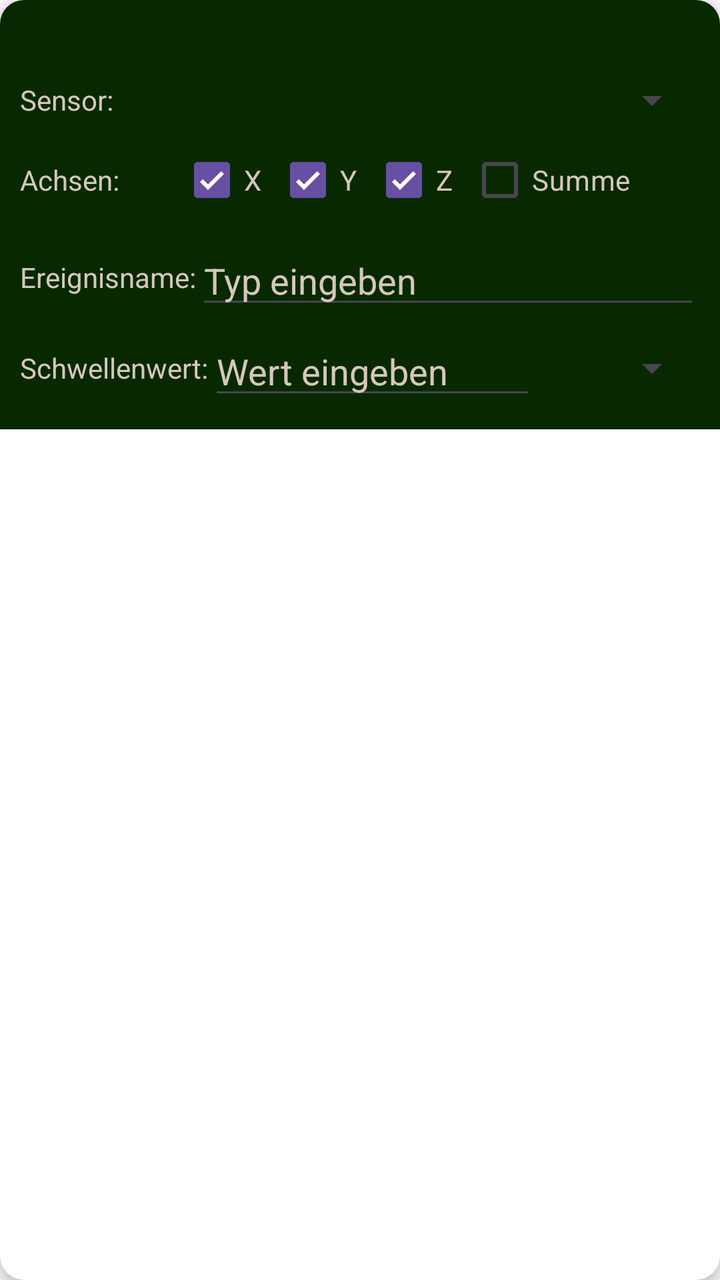
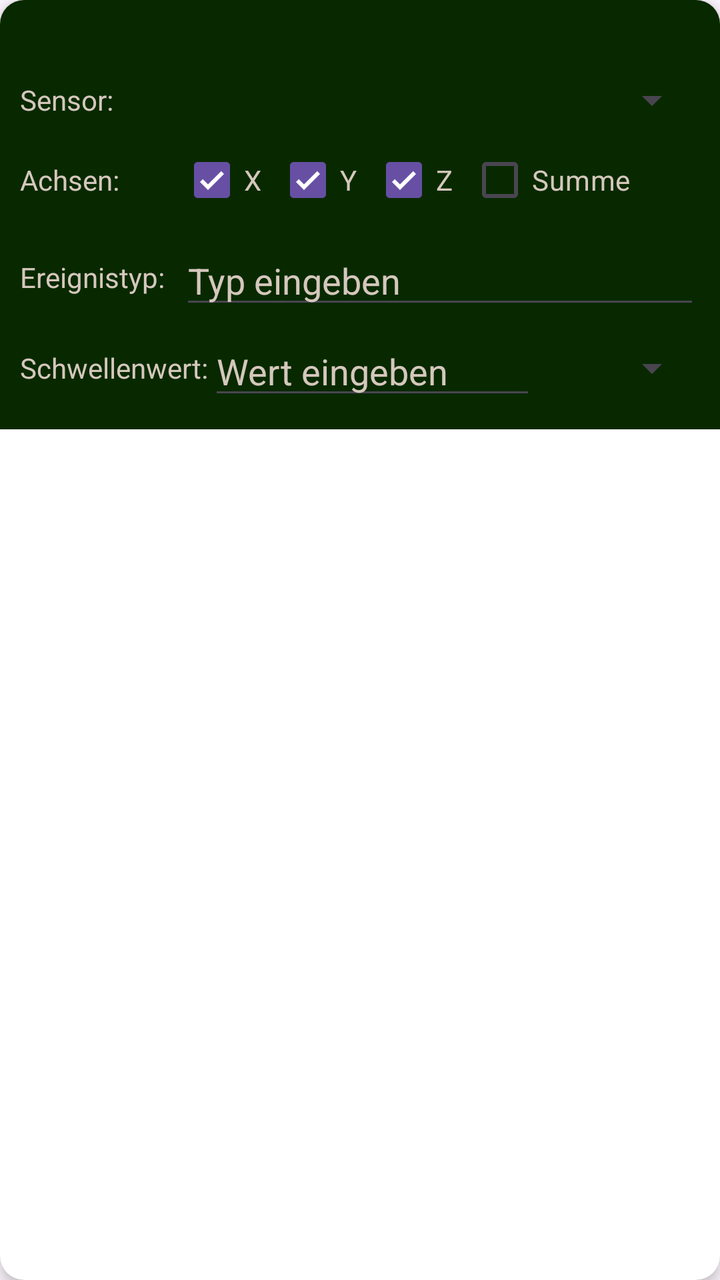

The first picture is an Android layout as it rendered before a commit; the second is the same layout after the commit. The layout source and the unified diff follow.
<!-- AndroidManifest.xml: application theme Theme.BiotSpeechIoT -->
<!-- res/layout/event_configuration_item.xml -->
<?xml version="1.0" encoding="utf-8"?>
<androidx.cardview.widget.CardView
    xmlns:android="http://schemas.android.com/apk/res/android"
    xmlns:app="http://schemas.android.com/apk/res-auto"
    android:layout_width="match_parent"
    android:layout_height="wrap_content"
    android:layout_margin="8dp"
    app:cardCornerRadius="12dp"
    app:cardElevation="4dp">

    <LinearLayout
        android:layout_width="match_parent"
        android:layout_height="wrap_content"
        android:orientation="vertical"
        android:padding="6dp"
        android:background="@color/header">

        <LinearLayout
            android:layout_width="match_parent"
            android:layout_height="wrap_content"
            android:orientation="horizontal"
            android:gravity="center_vertical">

            <ImageButton
                android:id="@+id/btn_delete_event"
                android:layout_width="32dp"
                android:layout_height="32dp"
                android:src="@drawable/round_close_24"
                android:layout_marginStart="350dp"
                android:contentDescription="Ereignis löschen"
                android:background="?attr/selectableItemBackgroundBorderless"
                app:tint="@color/button_red"
                android:scaleType="fitCenter" />
        </LinearLayout>

        <LinearLayout
            android:layout_width="match_parent"
            android:layout_height="wrap_content"
            android:orientation="horizontal"
            android:gravity="center_vertical"
            android:paddingStart="4dp"
            android:paddingEnd="4dp"
            android:paddingBottom="4dp">

            <TextView
                android:layout_width="wrap_content"
                android:layout_height="wrap_content"
                android:text="Sensor:"
                android:textColor="@color/text"
                android:minWidth="80dp"/>

            <Spinner
                android:id="@+id/spinner_sensor_type"
                android:layout_width="0dp"
                android:layout_height="wrap_content"
                android:layout_weight="1"
                android:textColor="@color/text"
                android:spinnerMode="dropdown" />
        </LinearLayout>

        <LinearLayout
            android:layout_width="match_parent"
            android:layout_height="match_parent"
            android:orientation="horizontal"
            android:gravity="center_vertical"
            android:paddingStart="4dp"
            android:paddingEnd="4dp"
            android:paddingBottom="4dp">

            <TextView
                android:layout_width="wrap_content"
                android:layout_height="wrap_content"
                android:text="Achsen:"
                android:textColor="@color/text"
                android:minWidth="80dp"/>

            <CheckBox
                android:layout_width="wrap_content"
                android:layout_height="wrap_content"
                android:text="X"
                android:textColor="@color/text"
                android:checked="true"
                android:id="@+id/MagxCheck"/>

            <CheckBox
                android:layout_width="wrap_content"
                android:layout_height="wrap_content"
                android:text="Y"
                android:textColor="@color/text"
                android:checked="true"
                android:id="@+id/MagyCheck"/>

            <CheckBox
                android:layout_width="wrap_content"
                android:layout_height="wrap_content"
                android:text="Z"
                android:textColor="@color/text"
                android:checked="true"
                android:id="@+id/MagzCheck"/>

            <CheckBox
                android:layout_width="wrap_content"
                android:layout_height="wrap_content"
                android:text="Summe"
                android:textColor="@color/text"
                android:checked="false"
                android:id="@+id/MagSumCheck"/>

        </LinearLayout>

        <LinearLayout
            android:layout_width="match_parent"
            android:layout_height="wrap_content"
            android:orientation="horizontal"
            android:gravity="center_vertical"
            android:paddingStart="4dp"
            android:paddingEnd="4dp"
            android:paddingBottom="4dp">

            <TextView
                android:layout_width="wrap_content"
                android:layout_height="wrap_content"
                android:text="Ereignisname:"
                android:textColor="@color/text"
                android:minWidth="80dp"/>

            <EditText
                android:id="@+id/spinner_event_type"
                android:layout_width="0dp"
                android:layout_height="wrap_content"
                android:layout_weight="1"
                android:hint="Typ eingeben"
                android:textColor="@color/text"
                android:textColorHint="@color/text"/>
        </LinearLayout>

        <LinearLayout
            android:layout_width="match_parent"
            android:layout_height="wrap_content"
            android:orientation="horizontal"
            android:gravity="center_vertical"
            android:paddingStart="4dp"
            android:paddingEnd="4dp"
            android:paddingBottom="4dp">

            <TextView
                android:layout_width="wrap_content"
                android:layout_height="wrap_content"
                android:text="Schwellenwert:"
                android:textColor="@color/text"
                android:minWidth="80dp"/>

            <EditText
                android:id="@+id/et_threshold_value"
                android:layout_width="0dp"
                android:layout_height="wrap_content"
                android:layout_weight="1"
                android:inputType="numberDecimal|numberSigned"
                android:hint="Wert eingeben"
                android:textColor="@color/text"
                android:textColorHint="@color/text"/>

            <Spinner
                android:id="@+id/spinner_direction"
                android:layout_width="0dp"
                android:layout_height="wrap_content"
                android:layout_weight="0.5"
                android:textColor="@color/text"
                android:spinnerMode="dropdown" />
        </LinearLayout>

    </LinearLayout>
</androidx.cardview.widget.CardView>
<!-- resources referenced by this layout -->
<resources>
  <color name="button_red">#ff0000</color>
  <color name="header">#082900</color>
  <color name="text">#D5C7BC</color>
  <!-- drawable round_close_24 (drawable) -->
  <vector xmlns:android="http://schemas.android.com/apk/res/android" android:height="24dp" android:tint="#9D0909" android:viewportHeight="24" android:viewportWidth="24" android:width="24dp">
        
      <path android:fillColor="@android:color/white" android:pathData="M18.3,5.71c-0.39,-0.39 -1.02,-0.39 -1.41,0L12,10.59 7.11,5.7c-0.39,-0.39 -1.02,-0.39 -1.41,0 -0.39,0.39 -0.39,1.02 0,1.41L10.59,12 5.7,16.89c-0.39,0.39 -0.39,1.02 0,1.41 0.39,0.39 1.02,0.39 1.41,0L12,13.41l4.89,4.89c0.39,0.39 1.02,0.39 1.41,0 0.39,-0.39 0.39,-1.02 0,-1.41L13.41,12l4.89,-4.89c0.38,-0.38 0.38,-1.02 0,-1.4z"/>
      
  </vector>
  <style name="Theme.BiotSpeechIoT" parent="Base.Theme.BiotSpeechIoT" />
  <style name="Base.Theme.BiotSpeechIoT" parent="Theme.Material3.DayNight.NoActionBar">
          
          
      </style>
</resources>

<!-- the commit's change to res/layout/event_configuration_item.xml (unified diff, before → after) -->
@@ -120,7 +120,7 @@
             <TextView
                 android:layout_width="wrap_content"
                 android:layout_height="wrap_content"
-                android:text="Ereignisname:"
+                android:text="Ereignistyp:"
                 android:textColor="@color/text"
                 android:minWidth="80dp"/>
 
